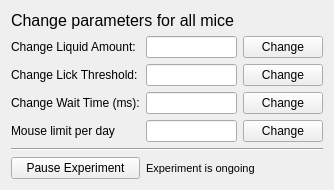
Qt form Python/gui/expwin.ui (yagarwal123/autonomouse) before a commit.
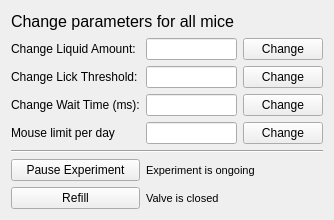
The same form after that commit.

Commit message: refill button

Diff of the .ui file:
```diff
--- a/Python/gui/expwin.ui
+++ b/Python/gui/expwin.ui
@@ -7,7 +7,7 @@
     <x>0</x>
     <y>0</y>
     <width>334</width>
-    <height>149</height>
+    <height>220</height>
    </rect>
   </property>
   <property name="windowTitle">
@@ -108,6 +108,13 @@
      </property>
     </widget>
    </item>
+   <item row="7" column="0">
+    <widget class="QPushButton" name="refillButton">
+     <property name="text">
+      <string>Refill</string>
+     </property>
+    </widget>
+   </item>
    <item row="6" column="1" colspan="2">
     <widget class="QLabel" name="pauseLabel">
      <property name="font">
@@ -120,6 +127,18 @@
      </property>
     </widget>
    </item>
+   <item row="7" column="1" colspan="2">
+    <widget class="QLabel" name="refillLabel">
+     <property name="font">
+      <font>
+       <pointsize>8</pointsize>
+      </font>
+     </property>
+     <property name="text">
+      <string>Valve is closed</string>
+     </property>
+    </widget>
+   </item>
   </layout>
  </widget>
  <resources/>
```
The commit also changes 5 other files.
